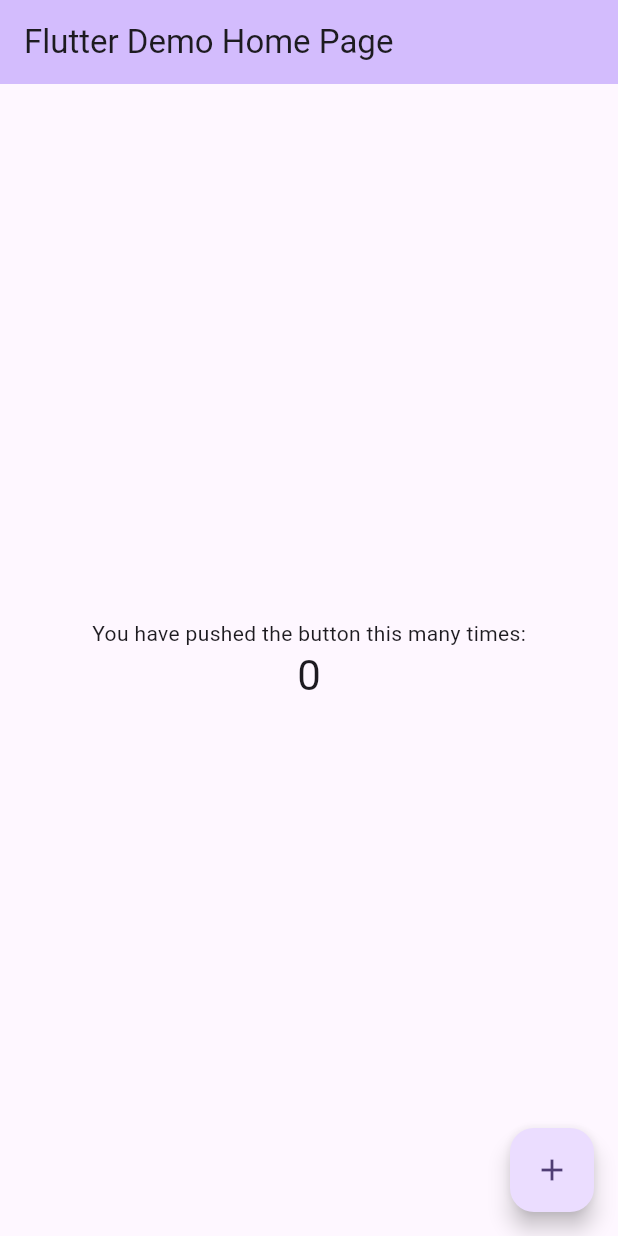
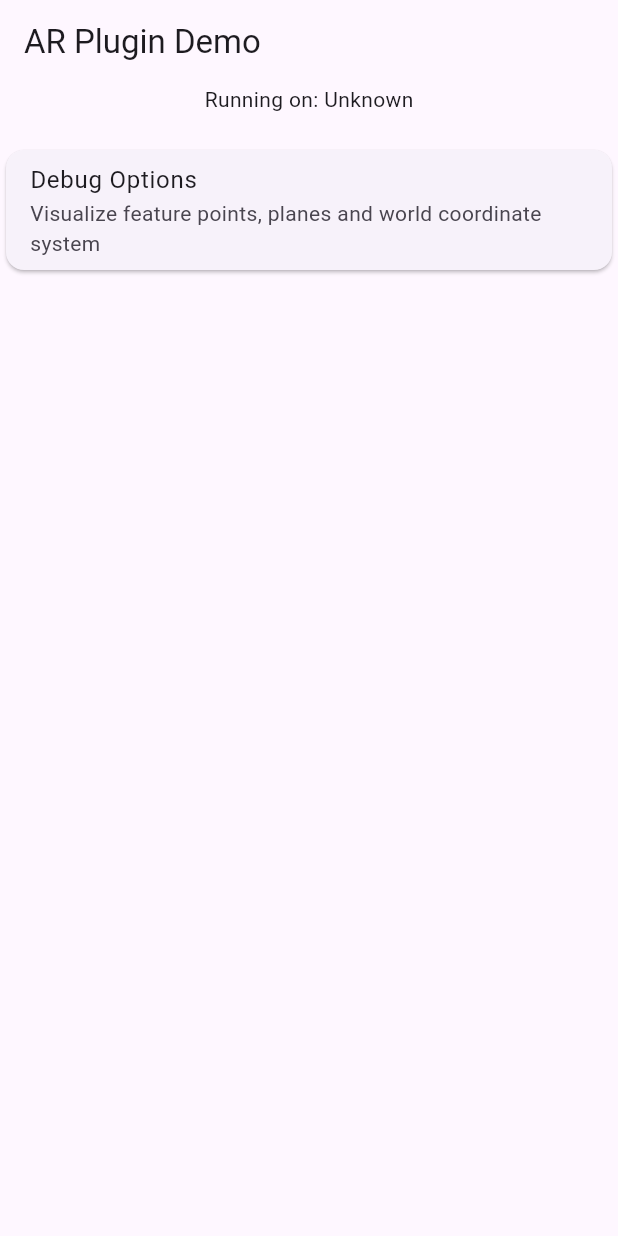
Before and after one commit to kiks12/maskhaze-flutter, a Flutter app: the screen it shows after launch, on a phone screen of 412 x 824 dp. Run offline on Flutter 3.47's test engine with Material 3 defaults, Android fonts, the phone set to English and light mode, and no system bars; missing offline and left inert: ar_flutter_plugin.

Commit message:
Example AR

```diff
--- a/lib/main.dart
+++ b/lib/main.dart
@@ -1,122 +1,111 @@
 import 'package:flutter/material.dart';
+import 'dart:async';
+import 'package:flutter/services.dart';
+import 'package:ar_flutter_plugin/ar_flutter_plugin.dart';
+import 'package:maskhaze_flutter/examples/debugoptionsexample.dart';
+
 
 void main() {
-  runApp(const MyApp());
+  WidgetsFlutterBinding.ensureInitialized();
+  runApp(MyApp());
 }
 
-class MyApp extends StatelessWidget {
-  const MyApp({super.key});
-
-  // This widget is the root of your application.
+class MyApp extends StatefulWidget {
   @override
-  Widget build(BuildContext context) {
-    return MaterialApp(
-      title: 'Flutter Demo',
-      theme: ThemeData(
-        // This is the theme of your application.
-        //
-        // TRY THIS: Try running your application with "flutter run". You'll see
-        // the application has a purple toolbar. Then, without quitting the app,
-        // try changing the seedColor in the colorScheme below to Colors.green
-        // and then invoke "hot reload" (save your changes or press the "hot
-        // reload" button in a Flutter-supported IDE, or press "r" if you used
-        // the command line to start the app).
-        //
-        // Notice that the counter didn't reset back to zero; the application
-        // state is not lost during the reload. To reset the state, use hot
-        // restart instead.
-        //
-        // This works for code too, not just values: Most code changes can be
-        // tested with just a hot reload.
-        colorScheme: ColorScheme.fromSeed(seedColor: Colors.deepPurple),
-      ),
-      home: const MyHomePage(title: 'Flutter Demo Home Page'),
-    );
-  }
+  _MyAppState createState() => _MyAppState();
 }
 
-class MyHomePage extends StatefulWidget {
-  const MyHomePage({super.key, required this.title});
-
-  // This widget is the home page of your application. It is stateful, meaning
-  // that it has a State object (defined below) that contains fields that affect
-  // how it looks.
-
-  // This class is the configuration for the state. It holds the values (in this
-  // case the title) provided by the parent (in this case the App widget) and
-  // used by the build method of the State. Fields in a Widget subclass are
-  // always marked "final".
-
-  final String title;
+class _MyAppState extends State<MyApp> {
+  String _platformVersion = 'Unknown';
+  static const String _title = 'AR Plugin Demo';
 
   @override
-  State<MyHomePage> createState() => _MyHomePageState();
-}
+  void initState() {
+    super.initState();
+    initPlatformState();
+  }
 
-class _MyHomePageState extends State<MyHomePage> {
-  int _counter = 0;
+  // Platform messages are asynchronous, so we initialize in an async method.
+  Future<void> initPlatformState() async {
+    String platformVersion;
+    // Platform messages may fail, so we use a try/catch PlatformException.
+    try {
+      platformVersion = await ArFlutterPlugin.platformVersion;
+    } on PlatformException {
+      platformVersion = 'Failed to get platform version.';
+    }
 
-  void _incrementCounter() {
+    // If the widget was removed from the tree while the asynchronous platform
+    // message was in flight, we want to discard the reply rather than calling
+    // setState to update our non-existent appearance.
+    if (!mounted) return;
+
     setState(() {
-      // This call to setState tells the Flutter framework that something has
-      // changed in this State, which causes it to rerun the build method below
-      // so that the display can reflect the updated values. If we changed
-      // _counter without calling setState(), then the build method would not be
-      // called again, and so nothing would appear to happen.
-      _counter++;
+      _platformVersion = platformVersion;
     });
   }
 
   @override
   Widget build(BuildContext context) {
-    // This method is rerun every time setState is called, for instance as done
-    // by the _incrementCounter method above.
-    //
-    // The Flutter framework has been optimized to make rerunning build methods
-    // fast, so that you can just rebuild anything that needs updating rather
-    // than having to individually change instances of widgets.
-    return Scaffold(
-      appBar: AppBar(
-        // TRY THIS: Try changing the color here to a specific color (to
-        // Colors.amber, perhaps?) and trigger a hot reload to see the AppBar
-        // change color while the other colors stay the same.
-        backgroundColor: Theme.of(context).colorScheme.inversePrimary,
-        // Here we take the value from the MyHomePage object that was created by
-        // the App.build method, and use it to set our appbar title.
-        title: Text(widget.title),
+    return MaterialApp(
+      home: Scaffold(
+        appBar: AppBar(
+          title: const Text(_title),
+        ),
+        body: Column(children: [
+          Text('Running on: $_platformVersion\n'),
+          Expanded(
+            child: ExampleList(),
+          ),
+        ]),
       ),
-      body: Center(
-        // Center is a layout widget. It takes a single child and positions it
-        // in the middle of the parent.
-        child: Column(
-          // Column is also a layout widget. It takes a list of children and
-          // arranges them vertically. By default, it sizes itself to fit its
-          // children horizontally, and tries to be as tall as its parent.
-          //
-          // Column has various properties to control how it sizes itself and
-          // how it positions its children. Here we use mainAxisAlignment to
-          // center the children vertically; the main axis here is the vertical
-          // axis because Columns are vertical (the cross axis would be
-          // horizontal).
-          //
-          // TRY THIS: Invoke "debug painting" (choose the "Toggle Debug Paint"
-          // action in the IDE, or press "p" in the console), to see the
-          // wireframe for each widget.
-          mainAxisAlignment: MainAxisAlignment.center,
-          children: <Widget>[
-            const Text('You have pushed the button this many times:'),
-            Text(
-              '$_counter',
-              style: Theme.of(context).textTheme.headlineMedium,
-            ),
-          ],
-        ),
-      ),
-      floatingActionButton: FloatingActionButton(
-        onPressed: _incrementCounter,
-        tooltip: 'Increment',
-        child: const Icon(Icons.add),
-      ), // This trailing comma makes auto-formatting nicer for build methods.
     );
   }
 }
+
+class ExampleList extends StatelessWidget {
+  ExampleList({Key? key}) : super(key: key);
+
+  @override
+  Widget build(BuildContext context) {
+    final examples = [
+      Example(
+          'Debug Options',
+          'Visualize feature points, planes and world coordinate system',
+          () => Navigator.push(context,
+              MaterialPageRoute(builder: (context) => DebugOptionsWidget()))),
+    ];
+    return ListView(
+      children:
+          examples.map((example) => ExampleCard(example: example)).toList(),
+    );
+  }
+}
+
+class ExampleCard extends StatelessWidget {
+  ExampleCard({Key? key, required this.example}) : super(key: key);
+  final Example example;
+
+  @override
+  build(BuildContext context) {
+    return Card(
+      child: InkWell(
+        splashColor: Colors.blue.withAlpha(30),
+        onTap: () {
+          example.onTap();
+        },
+        child: ListTile(
+          title: Text(example.name),
+          subtitle: Text(example.description),
+        ),
+      ),
+    );
+  }
+}
+
+class Example {
+  const Example(this.name, this.description, this.onTap);
+  final String name;
+  final String description;
+  final Function onTap;
+}
--- a/pubspec.yaml
+++ b/pubspec.yaml
@@ -34,6 +34,9 @@ dependencies:
   # The following adds the Cupertino Icons font to your application.
   # Use with the CupertinoIcons class for iOS style icons.
   cupertino_icons: ^1.0.8
+  path_provider: ^2.1.5
+  vector_math: ^2.1.4
+  ar_flutter_plugin: ^0.7.3
 
 dev_dependencies:
   flutter_test:
```
Also changed, not shown: lib/examples/debugoptionsexample.dart (added, +117 -0 lines), pubspec.lock, 8 other files.
